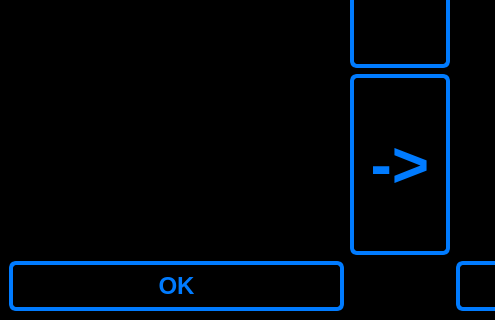
Above: ui_elements/available.ui from AndreWohnsland/CocktailBerry before the change; both pictures show x 0 to 495 and y 160 to 480 of the 800 by 480 pixel window. Below: the same form after it.
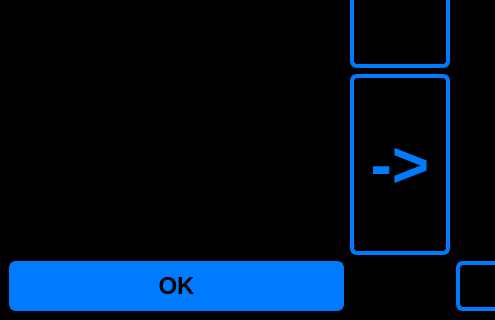
That is the form after the change.

```diff
--- a/ui_elements/available.ui
+++ b/ui_elements/available.ui
@@ -67,13 +67,28 @@
 }
 
 
-#LAvailable {
+#LAvailable, #LPossible {
 	color: rgb(239, 151, 0);
 }
 
-#LPossible{
-	color: rgb(239, 151, 0);
-}</string>
+/* Inverted button style */
+#PBOk_2 {
+	background-color: rgb(0, 123, 255);  
+	color: rgb(0, 0, 0);
+    border-width: 3px;
+	border-color: rgb(0, 123, 255);
+	border-style: solid;
+	border-radius: 7;
+	padding: 3px;
+	padding-left: 5px;
+	padding-right: 5px;
+}
+
+#PBOk_2:pressed {
+	background-color: rgb(239, 151, 0);	
+	border-color: rgb(239, 151, 0);	
+}
+</string>
   </property>
   <widget class="QWidget" name="centralwidget">
    <layout class="QVBoxLayout" name="verticalLayout_2">
```
